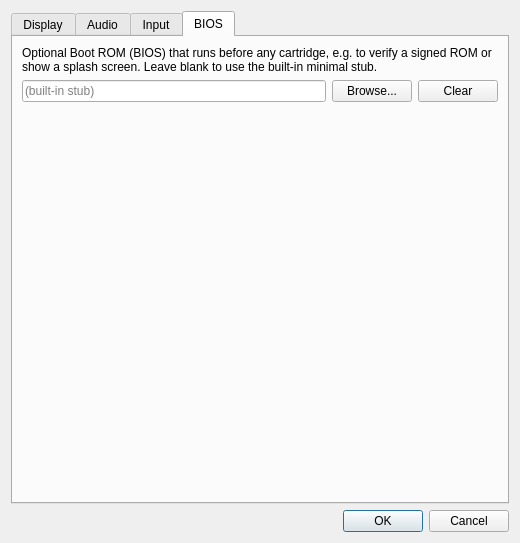
Above: qt/configdialog.ui from Pomsky2011/ZeroPoint before the change. Below: the same form after it.
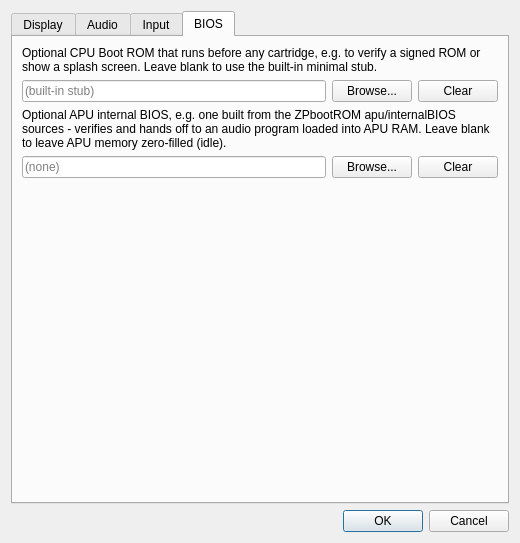
That is the form after the change. The open tabs and pages were chosen to show the change. Custom widgets are drawn as their Qt base class.

Commit message: Add APU internal BIOS selection to core, SDL CLI, and Qt frontend

What changed in the file:
```diff
--- a/qt/configdialog.ui
+++ b/qt/configdialog.ui
@@ -407,7 +407,7 @@
        <item>
         <widget class="QLabel" name="biosInfoLabel">
          <property name="text">
-          <string>Optional Boot ROM (BIOS) that runs before any cartridge, e.g. to verify a signed ROM or show a splash screen. Leave blank to use the built-in minimal stub.</string>
+          <string>Optional CPU Boot ROM that runs before any cartridge, e.g. to verify a signed ROM or show a splash screen. Leave blank to use the built-in minimal stub.</string>
          </property>
          <property name="wordWrap">
           <bool>true</bool>
@@ -442,6 +442,44 @@
          </item>
         </layout>
        </item>
+       <item>
+        <widget class="QLabel" name="apuBiosInfoLabel">
+         <property name="text">
+          <string>Optional APU internal BIOS, e.g. one built from the ZPbootROM apu/internalBIOS sources - verifies and hands off to an audio program loaded into APU RAM. Leave blank to leave APU memory zero-filled (idle).</string>
+         </property>
+         <property name="wordWrap">
+          <bool>true</bool>
+         </property>
+        </widget>
+       </item>
+       <item>
+        <layout class="QHBoxLayout" name="horizontalLayout_apuBios">
+         <item>
+          <widget class="QLineEdit" name="apuBiosPathEdit">
+           <property name="readOnly">
+            <bool>true</bool>
+           </property>
+           <property name="placeholderText">
+            <string>(none)</string>
+           </property>
+          </widget>
+         </item>
+         <item>
+          <widget class="QPushButton" name="apuBiosBrowseButton">
+           <property name="text">
+            <string>Browse...</string>
+           </property>
+          </widget>
+         </item>
+         <item>
+          <widget class="QPushButton" name="apuBiosClearButton">
+           <property name="text">
+            <string>Clear</string>
+           </property>
+          </widget>
+         </item>
+        </layout>
+       </item>
        <item>
         <spacer name="verticalSpacer_bios">
          <property name="orientation">
```
The commit also changes 11 other files.
